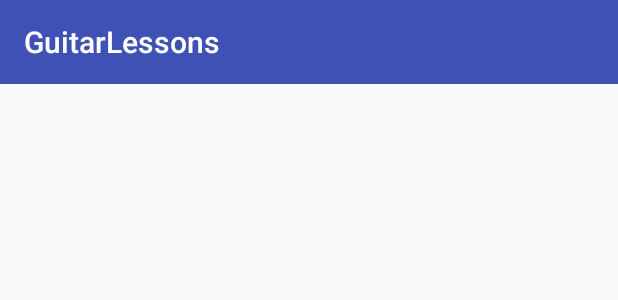
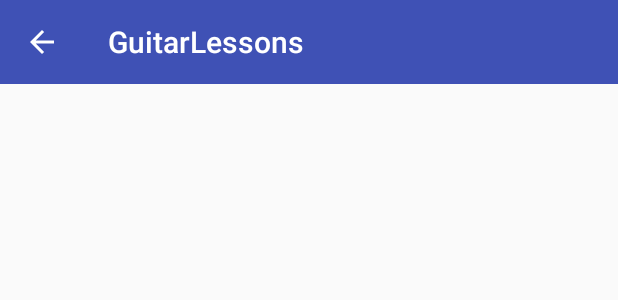
Before and after one commit to MLapatko/GuitarLessons, an Android app: the layout tool_bar_layout.xml on its own in the app's theme, with its tools: preview values and no code run, on a phone screen of 412 x 824 dp. Shown: the top 300 px of the screen. Run offline under Robolectric (Android 15) with nearby library versions, the phone set to English and light mode, and no system bars.

Commit message:
Fixed back arrow

```diff
--- a/app/src/main/java/com/example/user/guitarlessons/LogInActivity.java
+++ b/app/src/main/java/com/example/user/guitarlessons/LogInActivity.java
@@ -76,4 +76,10 @@ public class LogInActivity extends BaseActivity implements FragmentsInterface{
         ft.commit();
     }
 
+    @Override
+    public void onBackPressed() {
+        super.onBackPressed();
+        setBackButtonStatus(false);
+        setToolbarTitle(getResources().getString(R.string.log_in));
+    }
 }
--- a/app/src/main/java/com/example/user/guitarlessons/MainActivity.java
+++ b/app/src/main/java/com/example/user/guitarlessons/MainActivity.java
@@ -40,6 +40,7 @@ public class MainActivity extends BaseActivity implements  View.OnClickListener{
         Backendless.Data.mapTableToClass("Lessons", Lesson.class);
         Backendless.Data.mapTableToClass("BackendlessUser", User.class);
         Log.d(TAG,"MainActivity oncreate");
+        setBackButtonStatus(false);
         //getLessons();
         //updateUserLessons();
     }
--- /dev/null
+++ b/app/src/main/res/drawable/ic_arrow_back_24dp.xml
@@ -0,0 +1,9 @@
+<vector xmlns:android="http://schemas.android.com/apk/res/android"
+        android:width="24dp"
+        android:height="24dp"
+        android:viewportWidth="24.0"
+        android:viewportHeight="24.0">
+    <path
+        android:fillColor="#FFF"
+        android:pathData="M20,11H7.83l5.59,-5.59L12,4l-8,8 8,8 1.41,-1.41L7.83,13H20v-2z"/>
+</vector>
--- a/app/src/main/res/layout/tool_bar_layout.xml
+++ b/app/src/main/res/layout/tool_bar_layout.xml
@@ -13,5 +13,6 @@
         app:titleTextColor="@android:color/white"
         android:elevation="4dp"
         android:theme="@style/ThemeOverlay.AppCompat.ActionBar"
-        app:popupTheme="@style/ThemeOverlay.AppCompat.Light" />
+        app:popupTheme="@style/ThemeOverlay.AppCompat.Light"
+        app:navigationIcon="@drawable/ic_arrow_back_24dp"/>
 </LinearLayout>
```
